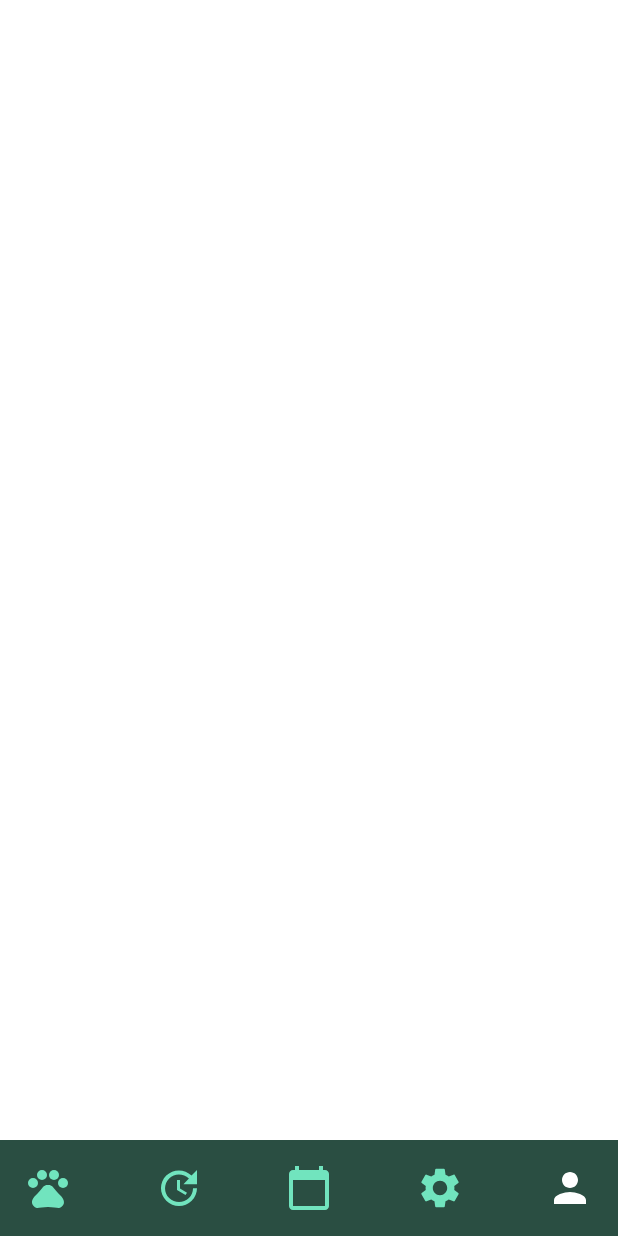
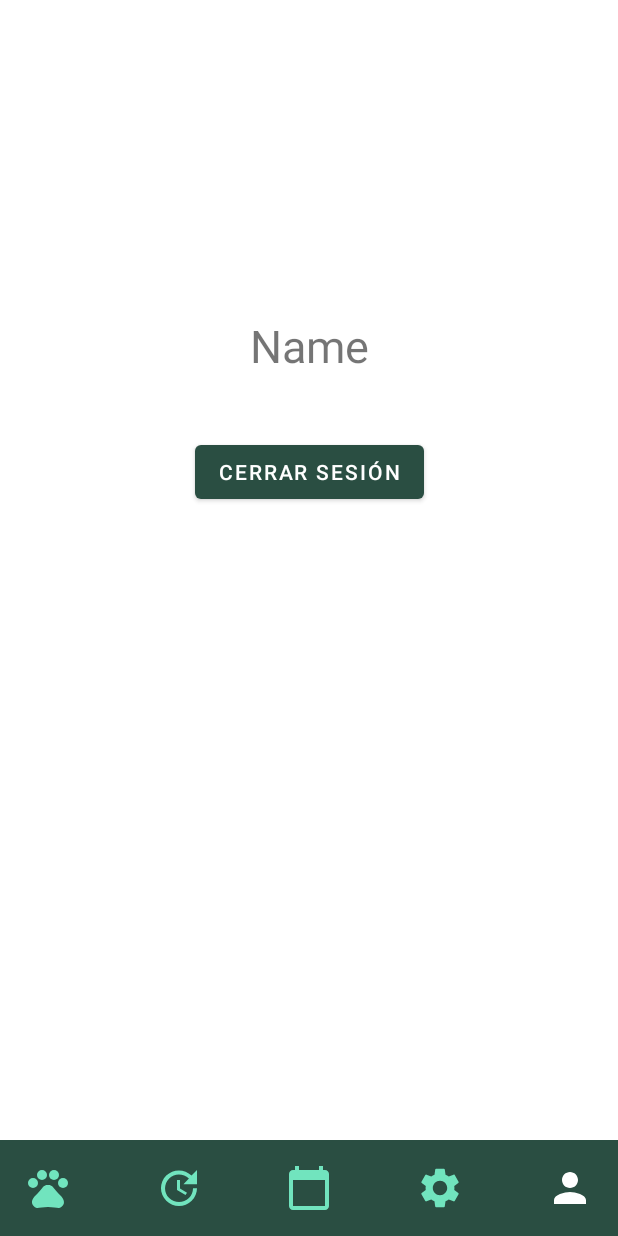
Before and after one commit to teresitaFerme/Programaci-n-de-aplicaciones-m-viles, an Android app: the UserActivity screen opened directly, with no data from a screen before it, on a phone screen of 412 x 824 dp. Run offline under Robolectric (Android 15) with nearby library versions, the light colour scheme and no system bars.

Commit message:
layout user hecho

```diff
--- a/AnimalCare/app/src/main/res/layout/activity_calendar.xml
+++ b/AnimalCare/app/src/main/res/layout/activity_calendar.xml
@@ -22,7 +22,9 @@
     <include
         android:id="@+id/include"
         layout="@layout/toolbar"
-        tools:layout_editor_absoluteY="667dp" />
+        app:layout_constraintBottom_toBottomOf="parent"
+        app:layout_constraintStart_toStartOf="parent"
+        app:layout_constraintEnd_toEndOf="parent" />
 
     <TextView
         android:id="@+id/tareas"
--- a/AnimalCare/app/src/main/res/layout/activity_user.xml
+++ b/AnimalCare/app/src/main/res/layout/activity_user.xml
@@ -6,6 +6,33 @@
     android:layout_height="match_parent"
     tools:context=".feature.user.UserActivity">
 
-    <include layout="@layout/toolbar"/>
+    <include
+        android:id="@+id/include"
+        layout="@layout/toolbar"
+        app:layout_constraintBottom_toBottomOf="parent"
+        app:layout_constraintStart_toStartOf="parent"
+        app:layout_constraintEnd_toEndOf="parent"/>
+
+    <TextView
+        android:id="@+id/name"
+        android:layout_width="wrap_content"
+        android:layout_height="wrap_content"
+        android:text="Name"
+        android:textAlignment="center"
+        android:textSize="30sp"
+        app:layout_constraintEnd_toEndOf="parent"
+        app:layout_constraintStart_toStartOf="parent"
+        app:layout_constraintTop_toTopOf="parent"
+        android:layout_marginTop="210dp"/>
+
+    <Button
+        android:id="@+id/button_logout"
+        android:layout_width="wrap_content"
+        android:layout_height="wrap_content"
+        android:layout_marginTop="40dp"
+        android:text="Cerrar Sesión"
+        app:layout_constraintEnd_toEndOf="parent"
+        app:layout_constraintStart_toStartOf="parent"
+        app:layout_constraintTop_toBottomOf="@id/name" />
 
 </androidx.constraintlayout.widget.ConstraintLayout>
```
